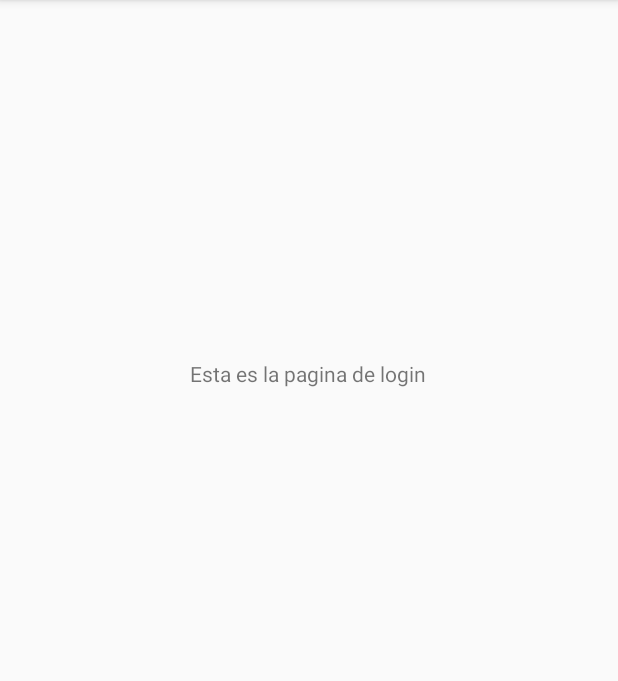
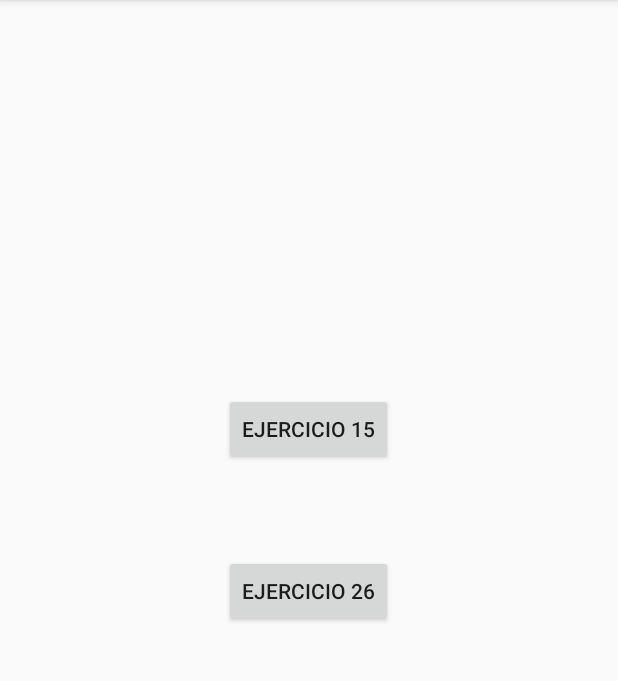
Before and after one commit to kaxer1/Android_MiniPro, an Android app: the screen it shows after launch (MainActivity), on a phone screen of 412 x 824 dp, the part 84-765 px from its top. Run offline under Robolectric (Android 15) with nearby library versions, the phone set to English and light mode, and no system bars.

Commit message:
ejercicio 15

```diff
--- a/app/build.gradle
+++ b/app/build.gradle
@@ -23,6 +23,9 @@ dependencies {
     implementation fileTree(dir: 'libs', include: ['*.jar'])
     implementation 'androidx.appcompat:appcompat:1.0.2'
     implementation 'androidx.constraintlayout:constraintlayout:1.1.3'
+    implementation 'com.google.android.material:material:1.0.0'
+    implementation 'androidx.annotation:annotation:1.0.2'
+    implementation 'androidx.lifecycle:lifecycle-extensions:2.0.0'
     testImplementation 'junit:junit:4.12'
     androidTestImplementation 'androidx.test:runner:1.1.1'
     androidTestImplementation 'androidx.test.espresso:espresso-core:3.1.1'
--- a/app/src/main/AndroidManifest.xml
+++ b/app/src/main/AndroidManifest.xml
@@ -1,6 +1,9 @@
 <?xml version="1.0" encoding="utf-8"?>
 <manifest xmlns:android="http://schemas.android.com/apk/res/android"
     package="com.example.android_minipro">
+
+    <uses-permission android:name="android.permission.WRITE_EXTERNAL_STORAGE" />
+    <uses-permission android:name="android.permission.INTERNET"/>
 
     <application
         android:allowBackup="true"
@@ -9,6 +12,8 @@
         android:roundIcon="@mipmap/ic_launcher_round"
         android:supportsRtl="true"
         android:theme="@style/AppTheme">
+        <activity android:name=".venteYseis"></activity>
+        <activity android:name=".ejercicio15" />
         <activity android:name=".MainActivity">
             <intent-filter>
                 <action android:name="android.intent.action.MAIN" />
--- a/app/src/main/res/layout/activity_main.xml
+++ b/app/src/main/res/layout/activity_main.xml
@@ -6,15 +6,28 @@
     android:layout_height="match_parent"
     tools:context=".MainActivity">
 
-    <TextView
+    <Button
+        android:id="@+id/btnQuince"
         android:layout_width="wrap_content"
         android:layout_height="wrap_content"
-        android:text="Esta es la pagina de login"
+        android:onClick="quince"
+        android:text="Ejercicio 15"
         app:layout_constraintBottom_toBottomOf="parent"
+        app:layout_constraintEnd_toEndOf="parent"
         app:layout_constraintHorizontal_bias="0.498"
-        app:layout_constraintLeft_toLeftOf="parent"
-        app:layout_constraintRight_toRightOf="parent"
+        app:layout_constraintStart_toStartOf="parent"
         app:layout_constraintTop_toTopOf="parent"
-        app:layout_constraintVertical_bias="0.32" />
+        app:layout_constraintVertical_bias="0.364" />
 
+    <Button
+        android:id="@+id/button"
+        android:layout_width="wrap_content"
+        android:layout_height="wrap_content"
+        android:layout_marginTop="60dp"
+        android:onClick="VenteYSeis"
+        android:text="Ejercicio 26"
+        app:layout_constraintEnd_toEndOf="parent"
+        app:layout_constraintHorizontal_bias="0.498"
+        app:layout_constraintStart_toStartOf="parent"
+        app:layout_constraintTop_toBottomOf="@+id/btnQuince" />
 </androidx.constraintlayout.widget.ConstraintLayout>
--- /dev/null
+++ b/app/src/main/res/values/dimens.xml
@@ -0,0 +1,5 @@
+<resources>
+    <!-- Default screen margins, per the Android Design guidelines. -->
+    <dimen name="activity_horizontal_margin">16dp</dimen>
+    <dimen name="activity_vertical_margin">16dp</dimen>
+</resources>
```
Also changed, not shown: app/src/main/java/com/example/android_minipro/MainActivity.java (+12 -0 lines), app/src/main/java/com/example/android_minipro/ejercicio15.java (added, +76 -0 lines), app/src/main/java/com/example/android_minipro/venteYseis.java (added, +39 -0 lines), app/src/main/res/layout/activity_ejercicio15.xml (added, +59 -0 lines), app/src/main/res/layout/activity_vente_yseis.xml (added, +19 -0 lines), app/src/main/res/values/strings.xml (+9 -0 lines).
